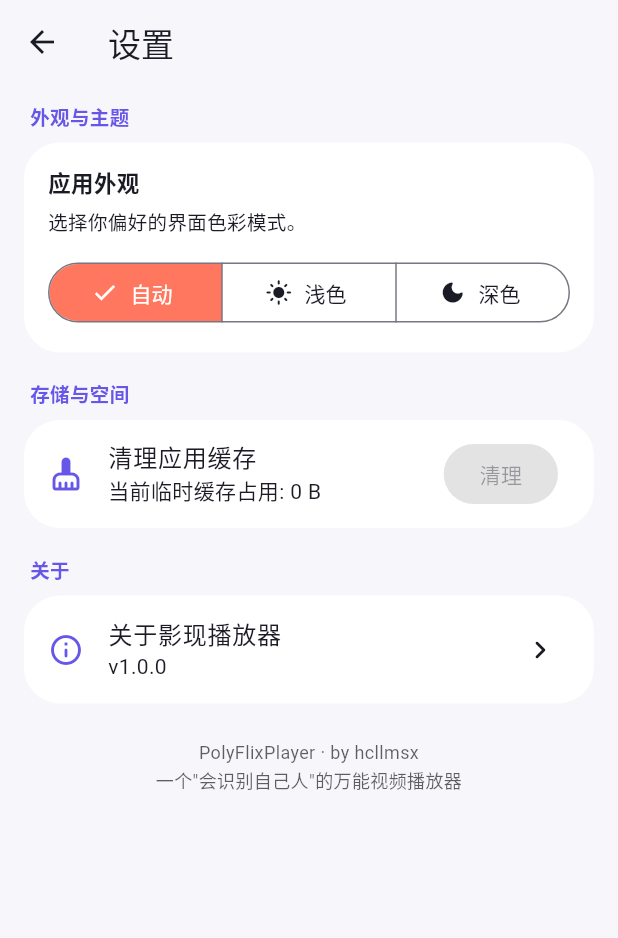
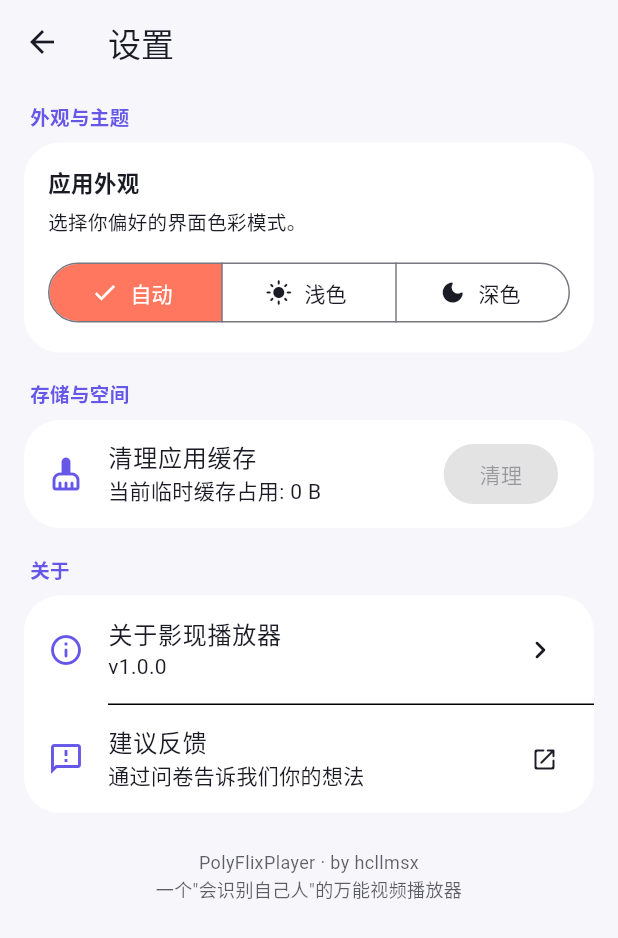
Before and after one commit to hcllmsx/PolyFlixPlayer, a Flutter app: the SettingsPage screen opened directly, on a phone screen of 412 x 824 dp. Shown: the top 938 px of the screen. Run offline on Flutter 3.47's test engine with Material 3 defaults, Android fonts, the phone set to English and light mode, and no system bars; our stand-ins replace file_picker, shared_preferences; missing offline and left inert: desktop_drop, media_kit, media_kit_video, window_manager; accounts and stored records are empty; network calls fail.

Commit message:
feat(settings): 添加建议反馈入口

```diff
--- a/lib/settings/settings_page.dart
+++ b/lib/settings/settings_page.dart
@@ -1,4 +1,5 @@
 import 'package:flutter/material.dart';
+import 'package:url_launcher/url_launcher.dart';
 
 import '../main.dart';
 import '../utils/native_file_helper.dart';
@@ -72,6 +73,27 @@ class _SettingsPageState extends State<SettingsPage> {
       i++;
     }
     return '${val.toStringAsFixed(val < 10 && i > 0 ? 2 : 1)} ${suffixes[i]}';
+  }
+
+  /// 打开"建议反馈"问卷（腾讯文档）。用系统默认浏览器打开，
+  /// 与关于页的"开源链接 / 联系作者"行为一致。
+  Future<void> _openFeedback() async {
+    const url = 'https://docs.qq.com/form/page/DRHJ3bmd6Q3RqaENT';
+    final uri = Uri.parse(url);
+    try {
+      final ok = await launchUrl(uri, mode: LaunchMode.externalApplication);
+      if (!ok && mounted) {
+        ScaffoldMessenger.of(context).showSnackBar(
+          SnackBar(content: Text('无法打开链接: $url')),
+        );
+      }
+    } catch (e) {
+      if (mounted) {
+        ScaffoldMessenger.of(context).showSnackBar(
+          SnackBar(content: Text('打开链接失败: $e')),
+        );
+      }
+    }
   }
 
   @override
@@ -211,6 +233,17 @@ class _SettingsPageState extends State<SettingsPage> {
                     );
                   },
                 ),
+                const Divider(height: 1, indent: 56),
+                ListTile(
+                  leading: Icon(
+                    Icons.feedback_outlined,
+                    color: scheme.primary,
+                  ),
+                  title: const Text('建议反馈'),
+                  subtitle: const Text('通过问卷告诉我们你的想法'),
+                  trailing: const Icon(Icons.open_in_new_rounded, size: 18),
+                  onTap: _openFeedback,
+                ),
               ],
             ),
           ),
```
Also changed, not shown: 2 other files.
